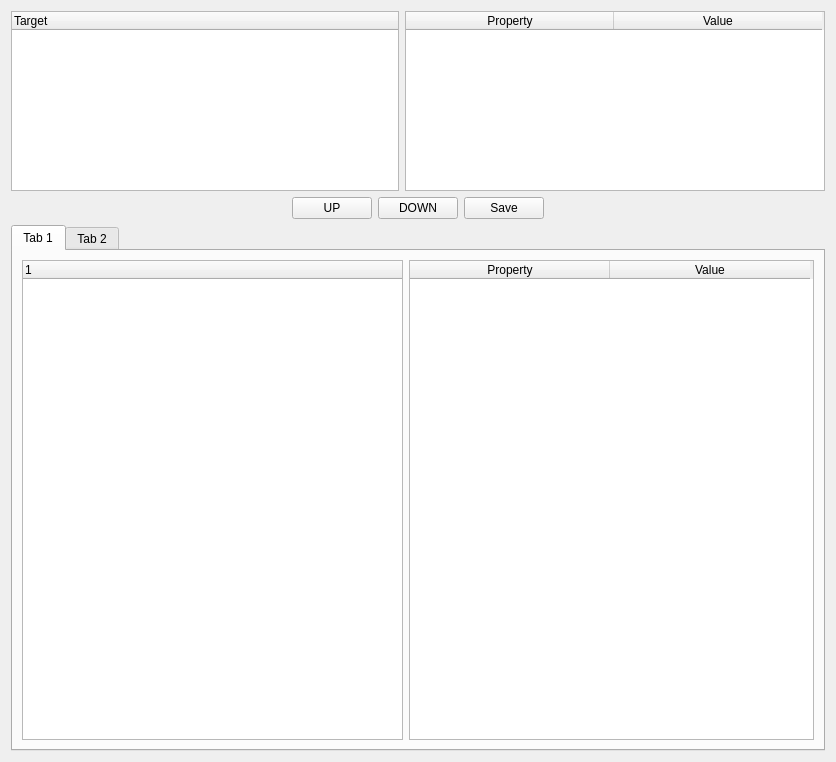
First picture: the form in UI/materials.ui, repository bakeryproducts/ConstructorM4, before the edit.
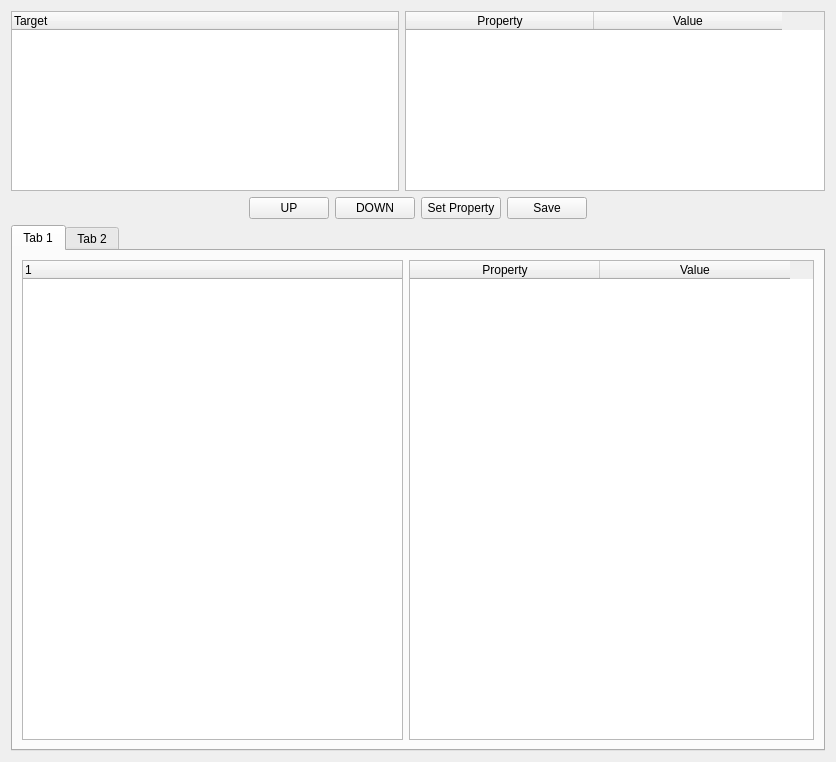
Second picture: the form after the edit.

Commit message:
custom material
materials are now legaly connected through model
 editing  materials is avaluable

Patch:
```diff
--- a/UI/materials.ui
+++ b/UI/materials.ui
@@ -64,7 +64,7 @@
         </size>
        </property>
        <attribute name="horizontalHeaderDefaultSectionSize">
-        <number>208</number>
+        <number>188</number>
        </attribute>
        <column>
         <property name="text">
@@ -121,6 +121,13 @@
        </property>
       </widget>
      </item>
+     <item>
+      <widget class="QPushButton" name="pushButton">
+       <property name="text">
+        <string>Set Property</string>
+       </property>
+      </widget>
+     </item>
      <item>
       <widget class="QPushButton" name="btn_save">
        <property name="text">
@@ -191,7 +198,7 @@
             </size>
            </property>
            <attribute name="horizontalHeaderDefaultSectionSize">
-            <number>200</number>
+            <number>190</number>
            </attribute>
            <attribute name="horizontalHeaderMinimumSectionSize">
             <number>41</number>
```
The commit also changes 15 other files.
